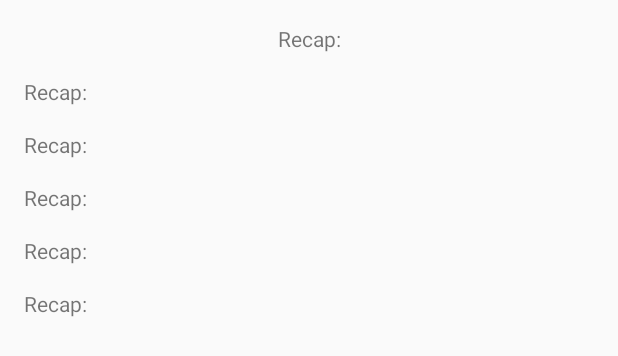
After one commit to TheKing4012/DevMobile, an Android app: the layout activity_process.xml on its own in the app's theme, with its tools: preview values and no code run, on a phone screen of 412 x 824 dp. The commit adds this screen. Shown: the top 356 px of the screen. Run offline under Robolectric (Android 15) with nearby library versions, the phone set to English and light mode, and no system bars.

Commit message:
exo 6 part 1

```diff
--- a/app/src/main/AndroidManifest.xml
+++ b/app/src/main/AndroidManifest.xml
@@ -13,6 +13,9 @@
         android:theme="@style/Theme.Tp1"
         tools:targetApi="31">
         <activity
+            android:name=".ProcessActivity"
+            android:exported="false" />
+        <activity
             android:name=".MainActivity"
             android:exported="true">
             <intent-filter>
--- a/app/src/main/java/com/example/tp1/Exo5Activity.java
+++ b/app/src/main/java/com/example/tp1/Exo5Activity.java
@@ -37,7 +37,7 @@ public class Exo5Activity extends Activity {
             String numText = numED.getText().toString();
 
             if (checkNotEmptyText(this, nameText) && checkNotEmptyText(this, surnameText) && checkNotEmptyText(this, ageText) && checkNotEmptySpinner(this, skillED, skillText) && checkNotEmptyText(this, numText)) {
-                Dialog.showInterractDialog(btn1, this, getResources().getString(R.string.text_confirmation), getResources().getString(R.string.text_confirmation), getResources().getString(R.string.text_confirmation_yes), getResources().getString(R.string.text_confirmation_no), "Nice Job");
+                //Dialog.showInterractDialog(btn1, this, getResources().getString(R.string.text_confirmation), getResources().getString(R.string.text_confirmation), getResources().getString(R.string.text_confirmation_yes), getResources().getString(R.string.text_confirmation_no), "Nice Job");
             } else {
                 Dialog.showErrorDialog(this, getResources().getString(R.string.text_missing_item), getResources().getString(R.string.text_missing_item));
             }
--- a/app/src/main/java/com/example/tp1/MainActivity.java
+++ b/app/src/main/java/com/example/tp1/MainActivity.java
@@ -11,6 +11,8 @@ import android.widget.EditText;
 import android.widget.Spinner;
 
 import com.example.tp1.utils.Dialog;
+
+import java.util.ArrayList;
 
 public class MainActivity extends Activity {
 
@@ -37,7 +39,8 @@ public class MainActivity extends Activity {
             String numText = numED.getText().toString();
 
             if (checkNotEmptyText(this, nameText) && checkNotEmptyText(this, surnameText) && checkNotEmptyText(this, ageText) && checkNotEmptySpinner(this, skillED, skillText) && checkNotEmptyText(this, numText)) {
-                Dialog.showInterractDialog(btn1, this, getResources().getString(R.string.text_confirmation), getResources().getString(R.string.text_confirmation), getResources().getString(R.string.text_confirmation_yes), getResources().getString(R.string.text_confirmation_no), "Nice Job");
+                Dialog.showInterractDialog(btn1, this, getResources().getString(R.string.text_confirmation), getResources().getString(R.string.text_confirmation), getResources().getString(R.string.text_confirmation_yes), getResources().getString(R.string.text_confirmation_no), "Nice Job",
+                        nameText, surnameText, ageText, skillText, numText);
             } else {
                 Dialog.showErrorDialog(this, getResources().getString(R.string.text_missing_item), getResources().getString(R.string.text_missing_item));
             }
--- /dev/null
+++ b/app/src/main/res/layout/activity_process.xml
@@ -0,0 +1,71 @@
+<?xml version="1.0" encoding="utf-8"?>
+<androidx.constraintlayout.widget.ConstraintLayout xmlns:android="http://schemas.android.com/apk/res/android"
+    xmlns:app="http://schemas.android.com/apk/res-auto"
+    xmlns:tools="http://schemas.android.com/tools"
+    android:layout_width="match_parent"
+    android:layout_height="match_parent"
+    tools:context=".ProcessActivity">
+
+    <TextView
+        android:id="@+id/textViewTitle"
+        android:layout_width="wrap_content"
+        android:layout_height="wrap_content"
+        android:text="@string/title_process"
+        app:layout_constraintTop_toTopOf="parent"
+        app:layout_constraintStart_toStartOf="parent"
+        app:layout_constraintEnd_toEndOf="parent"
+        android:layout_marginTop="16dp"
+        android:layout_marginStart="16dp"
+        android:layout_marginEnd="16dp" />
+
+    <TextView
+        android:id="@+id/textViewName"
+        android:layout_width="wrap_content"
+        android:layout_height="wrap_content"
+        android:text="@string/title_process"
+        app:layout_constraintTop_toBottomOf="@+id/textViewTitle"
+        app:layout_constraintStart_toStartOf="parent"
+        android:layout_marginTop="16dp"
+        android:layout_marginStart="16dp" />
+
+    <TextView
+        android:id="@+id/textViewSurname"
+        android:layout_width="wrap_content"
+        android:layout_height="wrap_content"
+        android:text="@string/title_process"
+        app:layout_constraintTop_toBottomOf="@+id/textViewName"
+        app:layout_constraintStart_toStartOf="parent"
+        android:layout_marginTop="16dp"
+        android:layout_marginStart="16dp" />
+
+    <TextView
+        android:id="@+id/textViewAge"
+        android:layout_width="wrap_content"
+        android:layout_height="wrap_content"
+        android:text="@string/title_process"
+        app:layout_constraintTop_toBottomOf="@+id/textViewSurname"
+        app:layout_constraintStart_toStartOf="parent"
+        android:layout_marginTop="16dp"
+        android:layout_marginStart="16dp" />
+
+    <TextView
+        android:id="@+id/textViewSkillDomain"
+        android:layout_width="wrap_content"
+        android:layout_height="wrap_content"
+        android:text="@string/title_process"
+        app:layout_constraintTop_toBottomOf="@+id/textViewAge"
+        app:layout_constraintStart_toStartOf="parent"
+        android:layout_marginTop="16dp"
+        android:layout_marginStart="16dp" />
+
+    <TextView
+        android:id="@+id/textViewPhoneNumber"
+        android:layout_width="wrap_content"
+        android:layout_height="wrap_content"
+        android:text="@string/title_process"
+        app:layout_constraintTop_toBottomOf="@+id/textViewSkillDomain"
+        app:layout_constraintStart_toStartOf="parent"
+        android:layout_marginTop="16dp"
+        android:layout_marginStart="16dp" />
+
+</androidx.constraintlayout.widget.ConstraintLayout>
--- a/app/src/main/res/values/strings.xml
+++ b/app/src/main/res/values/strings.xml
@@ -10,6 +10,7 @@
     <string name="text_confirmation_yes">Yes</string>
     <string name="text_confirmation_no">No</string>
     <string name="text_missing_item">Thanks to entierly fill the form</string>
+    <string name="title_process">Recap:</string>
     <string-array name="skillDomains">
         <item>None</item>
         <item>Software Engineering</item>
```
Also changed, not shown: app/src/main/java/com/example/tp1/ProcessActivity.java (added, +41 -0 lines), app/src/main/java/com/example/tp1/utils/Dialog.java (+16 -2 lines), 2 other files.
